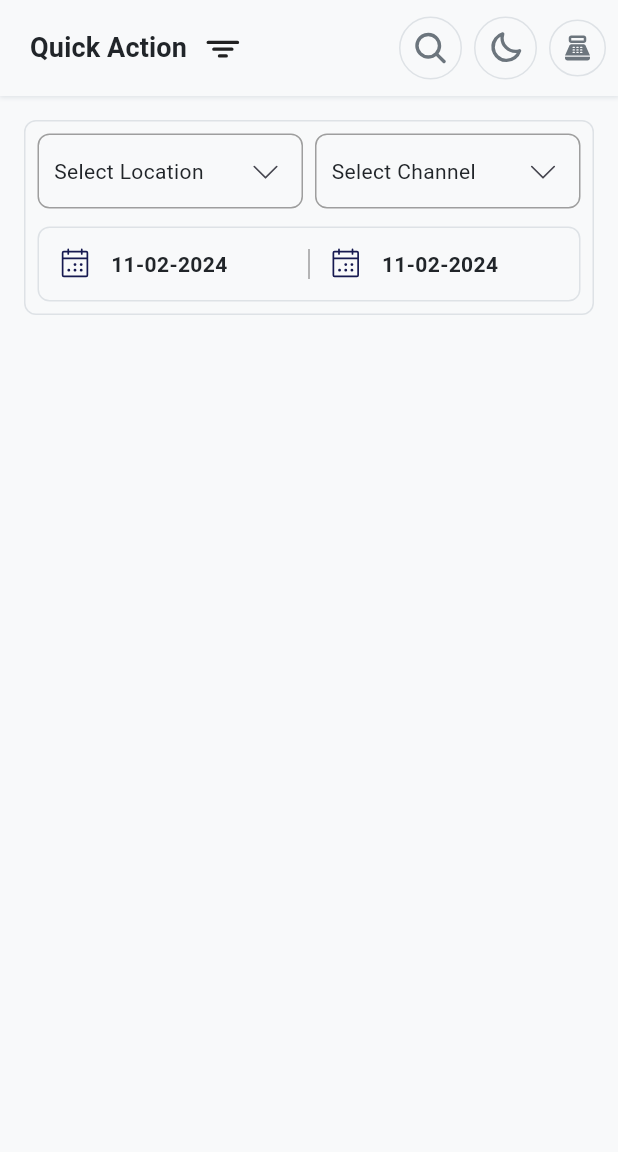
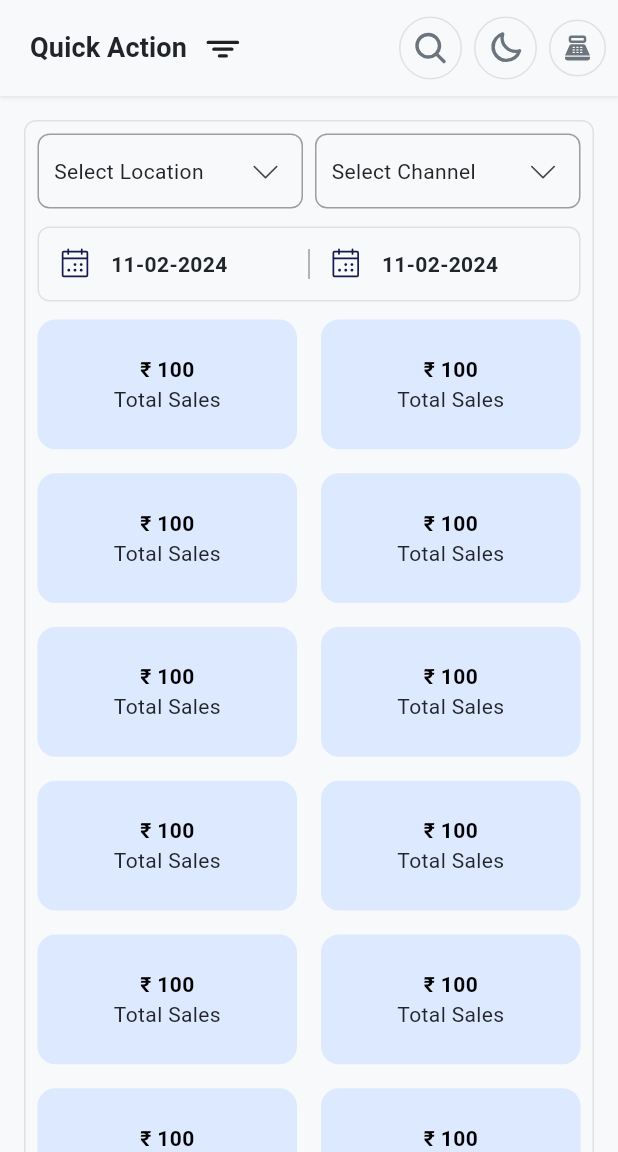
Before and after one commit to hkdigiverse2108/ERP-Application, a Flutter app: the Home screen opened by its route, on a phone screen of 412 x 824 dp, the part 84-1236 px from its top. Run offline on Flutter 3.47's test engine with Material 3 defaults, Android fonts, the phone set to English and light mode, and no system bars; our stand-ins replace flutter_svg, gap, get, get_storage, phosphor_flutter; accounts and stored records are empty.

Commit message:
try to manage Theme and dashboard Section

```diff
--- a/lib/core/constants/colors.dart
+++ b/lib/core/constants/colors.dart
@@ -18,6 +18,10 @@ class AppColors {
   static const Color lightShadow = Color(0xFFDEE2E6);
   static const Color lightIconPrimary = Color(0xFF212529);
   static const Color lightIconSecondary = Color(0xFF6C757D);
+  static const Color lightSectionSell = Color(0xffDDE9FF);
+  static const Color lightSectionSellPurchase = Color(0xffDFF2FE);
+  static const Color lightSectionPaid = Color(0xffFFE4F7);
+  static const Color lightSectionProfit = Color(0xffFFE4F6);
 
   // Dark Theme Colors
   static const Color darkBackground = Color(0xFF121212);
@@ -28,6 +32,10 @@ class AppColors {
   static const Color darkShadow = Color(0xFF2C2C2C);
   static const Color darkIconPrimary = Color(0xFFE9ECEF);
   static const Color darkIconSecondary = Color(0xFFADB5BD);
+  static const Color darkSectionSell = Color(0xFF558DF7);
+  static const Color darkSectionSellPurchase = Color(0xFF8AD0FB);
+  static const Color darkSectionPaid = Color(0xFFF98BD8);
+  static const Color darkSectionProfit = Color(0xFFFD9AD4);
 
   // Status Colors
   static const Color success = Color(0xFF28A745);
--- /dev/null
+++ b/lib/modules/home/controllers/section_controller.dart
@@ -0,0 +1,4 @@
+import 'package:ai_setu/core/constants/colors.dart';
+import 'package:get/get.dart';
+
+class SectionController extends GetxController {}
--- a/lib/modules/home/views/home.dart
+++ b/lib/modules/home/views/home.dart
@@ -42,7 +42,8 @@ class Home extends StatelessWidget {
           ),
         ],
       ),
-      body: Column(
+      body: SingleChildScrollView(
+        child: Column(
           children: [
             QuickAction(),
             Padding(
@@ -95,12 +96,57 @@ class Home extends StatelessWidget {
                     ),
                     Gap(Sizes.defHorizontalSpace),
                     DateSection(),
+                    Gap(Sizes.defHorizontalSpace),
+
+                    // Section Container
+                    GridView.builder(
+                      shrinkWrap: true,
+                      physics: const BouncingScrollPhysics(),
+                      gridDelegate:
+                          const SliverGridDelegateWithFixedCrossAxisCount(
+                            childAspectRatio: 2.0,
+                            crossAxisCount: 2,
+                            crossAxisSpacing: 16.0,
+                            mainAxisSpacing: 16.0,
+                          ),
+                      itemCount: 24,
+                      itemBuilder: (context, index) {
+                        return _buildSectionSalesCard();
+                      },
+                    ),
+                    Gap(Sizes.defHorizontalSpace),
                   ],
                 ),
               ),
             ),
           ],
         ),
+      ),
+    );
+  }
+
+  Widget _buildSectionSalesCard() {
+    return Container(
+      decoration: BoxDecoration(
+        color: AppColors.lightSectionSell,
+        borderRadius: BorderRadius.circular(12),
+      ),
+      child: Center(
+        child: Column(
+          mainAxisAlignment: MainAxisAlignment.center,
+          crossAxisAlignment: CrossAxisAlignment.center,
+          children: [
+            Text(
+              '₹ 100',
+              style: const TextStyle(
+                fontWeight: FontWeight.bold,
+                color: Colors.black,
+              ),
+            ),
+            Text("Total Sales", style: TextHelper.bodyMedium),
+          ],
+        ),
+      ),
     );
   }
 }
--- a/lib/shared/widgets/containers/border_container.dart
+++ b/lib/shared/widgets/containers/border_container.dart
@@ -1,6 +1,6 @@
 import 'package:ai_setu/core/constants/colors.dart';
 import 'package:ai_setu/core/constants/sizes.dart';
-import 'package:ai_setu/core/services/theme_service.dart';
+// import 'package:ai_setu/core/services/theme_service.dart';
 import 'package:flutter/material.dart';
 
 class BorderContainer extends StatelessWidget {
@@ -23,7 +23,7 @@ class BorderContainer extends StatelessWidget {
       width: width,
       decoration: BoxDecoration(
         border: Border.all(
-          color: ThemeService().isDarkMode
+          color: Theme.of(context).brightness == Brightness.dark
               ? AppColors.darkBorder
               : AppColors.lightBorder,
         ),
--- a/lib/shared/widgets/date_section.dart
+++ b/lib/shared/widgets/date_section.dart
@@ -1,6 +1,6 @@
 import 'package:ai_setu/core/constants/colors.dart';
 import 'package:ai_setu/core/helper/text_helper.dart';
-import 'package:ai_setu/core/services/theme_service.dart';
+// import 'package:ai_setu/core/services/theme_service.dart';
 import 'package:ai_setu/shared/widgets/containers/border_container.dart';
 import 'package:flutter/material.dart';
 import 'package:phosphor_flutter/phosphor_flutter.dart';
@@ -14,16 +14,17 @@ class DateSection extends StatelessWidget {
       padding: EdgeInsets.zero,
       child: Row(
         children: [
-          _dateButton(date: "11-02-2024"),
+          _dateButton(context: context, date: "11-02-2024"),
           Container(width: 1, height: 20, color: Colors.grey),
-          _dateButton(date: "11-02-2024"),
+          _dateButton(context: context, date: "11-02-2024"),
         ],
       ),
     );
   }
 }
 
-Widget _dateButton({required String date, VoidCallback? onPressed}) {
+Widget _dateButton({required BuildContext context, required String date, VoidCallback? onPressed}) {
+  bool isDark = Theme.of(context).brightness == Brightness.dark;
   return Expanded(
     child: Row(
       mainAxisAlignment: MainAxisAlignment.start,
@@ -33,12 +34,12 @@ Widget _dateButton({required String date, VoidCallback? onPressed}) {
           onPressed: onPressed,
           icon: Icon(
             PhosphorIconsLight.calendarDots,
-            color: ThemeService().isDarkMode
+            color: isDark
                 ? AppColors.primaryDark
                 : AppColors.primaryLight,
           ),
         ),
-        Text(date, style: TextHelper.bodyBold),
+        Text(date, style: TextHelper.bodyBoldStyle(context)),
       ],
     ),
   );
```
Also changed, not shown: lib/modules/auth/views/sign_in.dart (line endings or trailing spaces). Lines whose indentation alone changed are shown as unchanged.
